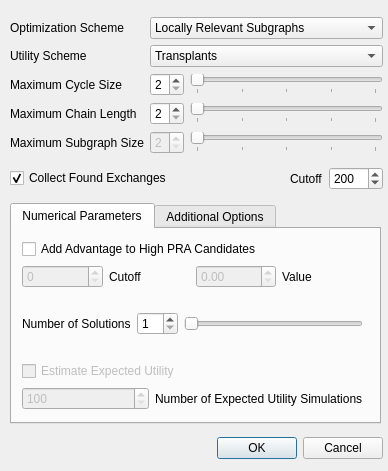
First picture: the form in KPDGUI/DialogSimParameters.ui, repository mathieubray/KPDGUI, before the edit.
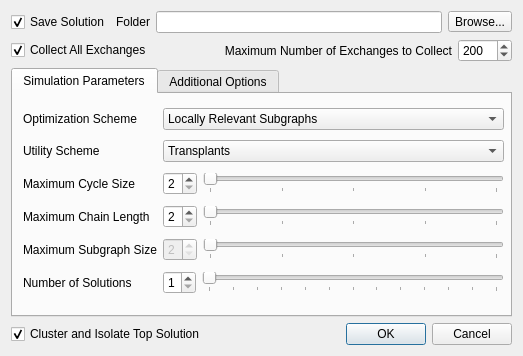
Second picture: the form after the edit.

What changed in the file:
```diff
--- a/KPDGUI/DialogSimParameters.ui
+++ b/KPDGUI/DialogSimParameters.ui
@@ -6,38 +6,158 @@
    <rect>
     <x>0</x>
     <y>0</y>
-    <width>388</width>
-    <height>471</height>
+    <width>523</width>
+    <height>356</height>
    </rect>
   </property>
   <property name="minimumSize">
    <size>
-    <width>388</width>
-    <height>471</height>
+    <width>0</width>
+    <height>0</height>
    </size>
   </property>
   <property name="maximumSize">
    <size>
-    <width>388</width>
-    <height>471</height>
+    <width>16777215</width>
+    <height>16777215</height>
    </size>
   </property>
   <property name="windowTitle">
    <string>Set Parameters</string>
   </property>
+  <layout class="QGridLayout" name="gridLayout_2">
+   <item row="0" column="0">
+    <layout class="QHBoxLayout" name="horizontalLayout_3">
+     <item>
+      <widget class="QCheckBox" name="saveSolutionCheckBox">
+       <property name="layoutDirection">
+        <enum>Qt::LeftToRight</enum>
+       </property>
+       <property name="text">
+        <string>Save Solution</string>
+       </property>
+       <property name="checked">
+        <bool>true</bool>
+       </property>
+      </widget>
+     </item>
+     <item>
+      <widget class="QLabel" name="label">
+       <property name="text">
+        <string>Folder</string>
+       </property>
+      </widget>
+     </item>
+     <item>
+      <widget class="QLineEdit" name="folderLineEdit"/>
+     </item>
+     <item>
+      <widget class="QToolButton" name="browseButton">
+       <property name="text">
+        <string>Browse...</string>
+       </property>
+      </widget>
+     </item>
+    </layout>
+   </item>
+   <item row="1" column="0">
+    <layout class="QHBoxLayout" name="horizontalLayout">
+     <item>
+      <widget class="QCheckBox" name="collectArrangementsCheckBox">
+       <property name="text">
+        <string>Collect All Exchanges</string>
+       </property>
+       <property name="checked">
+        <bool>true</bool>
+       </property>
+      </widget>
+     </item>
+     <item>
+      <spacer name="horizontalSpacer">
+       <property name="orientation">
+        <enum>Qt::Horizontal</enum>
+       </property>
+       <property name="sizeHint" stdset="0">
+        <size>
+         <width>40</width>
+         <height>20</height>
+        </size>
+       </property>
+      </spacer>
+     </item>
+     <item>
+      <widget class="QLabel" name="collectArrangementsLabel">
+       <property name="text">
+        <string>Maximum Number of Exchanges to Collect</string>
+       </property>
+       <property name="alignment">
+        <set>Qt::AlignRight|Qt::AlignTrailing|Qt::AlignVCenter</set>
+       </property>
+      </widget>
+     </item>
+     <item>
+      <widget class="QSpinBox" name="collectArrangementsSpinBox">
+       <property name="minimum">
+        <number>1</number>
+       </property>
+       <property name="maximum">
+        <number>1000</number>
+       </property>
+       <property name="singleStep">
+        <number>25</number>
+       </property>
+       <property name="value">
+        <number>200</number>
+       </property>
+      </widget>
+     </item>
+    </layout>
+   </item>
+   <item row="2" column="0">
+    <widget class="QTabWidget" name="additionalParametersTabWidget">
+     <property name="minimumSize">
+      <size>
+       <width>371</width>
+       <height>221</height>
+      </size>
+     </property>
+     <property name="maximumSize">
+      <size>
+       <width>16777215</width>
+       <height>16777215</height>
+      </size>
+     </property>
+     <property name="currentIndex">
+      <number>0</number>
+     </property>
+     <property name="usesScrollButtons">
+      <bool>false</bool>
+     </property>
+     <widget class="QWidget" name="tab">
+      <attribute name="title">
+       <string>Simulation Parameters</string>
+      </attribute>
   <widget class="QWidget" name="layoutWidget">
    <property name="geometry">
     <rect>
      <x>10</x>
      <y>10</y>
-     <width>373</width>
-     <height>457</height>
-    </rect>
-   </property>
-   <layout class="QVBoxLayout" name="verticalLayout">
-    <item>
+         <width>481</width>
+         <height>197</height>
+        </rect>
+       </property>
      <layout class="QGridLayout" name="gridLayout">
-      <item row="0" column="2">
+        <item row="0" column="0">
+         <widget class="QLabel" name="optLabel">
+          <property name="text">
+           <string>Optimization Scheme</string>
+          </property>
+          <property name="buddy">
+           <cstring>optComboBox</cstring>
+          </property>
+         </widget>
+        </item>
+        <item row="0" column="1">
        <widget class="QComboBox" name="optComboBox">
         <property name="currentIndex">
          <number>2</number>
@@ -59,160 +179,6 @@
         </item>
        </widget>
       </item>
-      <item row="0" column="0">
-       <widget class="QLabel" name="optLabel">
-        <property name="text">
-         <string>Optimization Scheme</string>
-        </property>
-        <property name="buddy">
-         <cstring>optComboBox</cstring>
-        </property>
-       </widget>
-      </item>
-      <item row="4" column="0" colspan="2">
-       <widget class="QLabel" name="componentSizeLabel">
-        <property name="text">
-         <string>Maximum Subgraph Size</string>
-        </property>
-        <property name="buddy">
-         <cstring>cycleSizeSpinBox</cstring>
-        </property>
-       </widget>
-      </item>
-      <item row="2" column="2">
-       <layout class="QHBoxLayout" name="cycleSizeLayout">
-        <item>
-         <widget class="QSpinBox" name="cycleSizeSpinBox">
-          <property name="minimum">
-           <number>2</number>
-          </property>
-          <property name="maximum">
-           <number>6</number>
-          </property>
-         </widget>
-        </item>
-        <item>
-         <widget class="QSlider" name="cycleSizeSlider">
-          <property name="minimum">
-           <number>2</number>
-          </property>
-          <property name="maximum">
-           <number>6</number>
-          </property>
-          <property name="pageStep">
-           <number>2</number>
-          </property>
-          <property name="orientation">
-           <enum>Qt::Horizontal</enum>
-          </property>
-          <property name="tickPosition">
-           <enum>QSlider::TicksBelow</enum>
-          </property>
-          <property name="tickInterval">
-           <number>1</number>
-          </property>
-         </widget>
-        </item>
-       </layout>
-      </item>
-      <item row="3" column="2">
-       <layout class="QHBoxLayout" name="chainLengthLayout">
-        <item>
-         <widget class="QSpinBox" name="chainLengthSpinBox">
-          <property name="minimum">
-           <number>2</number>
-          </property>
-          <property name="maximum">
-           <number>6</number>
-          </property>
-         </widget>
-        </item>
-        <item>
-         <widget class="QSlider" name="chainLengthSlider">
-          <property name="minimum">
-           <number>2</number>
-          </property>
-          <property name="maximum">
-           <number>6</number>
-          </property>
-          <property name="pageStep">
-           <number>2</number>
-          </property>
-          <property name="orientation">
-           <enum>Qt::Horizontal</enum>
-          </property>
-          <property name="tickPosition">
-           <enum>QSlider::TicksBelow</enum>
-          </property>
-          <property name="tickInterval">
-           <number>1</number>
-          </property>
-         </widget>
-        </item>
-       </layout>
-      </item>
-      <item row="4" column="2">
-       <layout class="QHBoxLayout" name="lrsSizeLayout">
-        <item>
-         <widget class="QSpinBox" name="lrsSizeSpinBox">
-          <property name="enabled">
-           <bool>false</bool>
-          </property>
-          <property name="minimum">
-           <number>2</number>
-          </property>
-          <property name="maximum">
-           <number>6</number>
-          </property>
-         </widget>
-        </item>
-        <item>
-         <widget class="QSlider" name="lrsSizeSlider">
-          <property name="enabled">
-           <bool>false</bool>
-          </property>
-          <property name="minimum">
-           <number>2</number>
-          </property>
-          <property name="maximum">
-           <number>6</number>
-          </property>
-          <property name="pageStep">
-           <number>2</number>
-          </property>
-          <property name="orientation">
-           <enum>Qt::Horizontal</enum>
-          </property>
-          <property name="tickPosition">
-           <enum>QSlider::TicksBelow</enum>
-          </property>
-          <property name="tickInterval">
-           <number>1</number>
-          </property>
-         </widget>
-        </item>
-       </layout>
-      </item>
-      <item row="3" column="0">
-       <widget class="QLabel" name="chainLengthLabel">
-        <property name="text">
-         <string>Maximum Chain Length</string>
-        </property>
-        <property name="buddy">
-         <cstring>cycleSizeSpinBox</cstring>
-        </property>
-       </widget>
-      </item>
-      <item row="2" column="0">
-       <widget class="QLabel" name="cycleSizeLabel">
-        <property name="text">
-         <string>Maximum Cycle Size</string>
-        </property>
-        <property name="buddy">
-         <cstring>cycleSizeSpinBox</cstring>
-        </property>
-       </widget>
-      </item>
       <item row="1" column="0">
        <widget class="QLabel" name="utilLabel">
         <property name="text">
@@ -223,7 +189,7 @@
         </property>
        </widget>
       </item>
-      <item row="1" column="2">
+        <item row="1" column="1">
        <widget class="QComboBox" name="utilComboBox">
         <item>
          <property name="text">
@@ -252,92 +218,224 @@
         </item>
        </widget>
       </item>
-     </layout>
-    </item>
+        <item row="2" column="0">
+         <widget class="QLabel" name="cycleSizeLabel">
+          <property name="text">
+           <string>Maximum Cycle Size</string>
+          </property>
+          <property name="buddy">
+           <cstring>cycleSizeSpinBox</cstring>
+          </property>
+         </widget>
+        </item>
+        <item row="2" column="1">
+         <layout class="QHBoxLayout" name="cycleSizeLayout">
     <item>
-     <layout class="QHBoxLayout" name="horizontalLayout">
+           <widget class="QSpinBox" name="cycleSizeSpinBox">
+            <property name="minimum">
+             <number>2</number>
+            </property>
+            <property name="maximum">
+             <number>6</number>
+            </property>
+           </widget>
+          </item>
       <item>
-       <widget class="QCheckBox" name="collectArrangementsCheckBox">
+           <widget class="QSlider" name="cycleSizeSlider">
+            <property name="minimum">
+             <number>2</number>
+            </property>
+            <property name="maximum">
+             <number>6</number>
+            </property>
+            <property name="pageStep">
+             <number>2</number>
+            </property>
+            <property name="orientation">
+             <enum>Qt::Horizontal</enum>
+            </property>
+            <property name="tickPosition">
+             <enum>QSlider::TicksBelow</enum>
+            </property>
+            <property name="tickInterval">
+             <number>1</number>
+            </property>
+           </widget>
+          </item>
+         </layout>
+        </item>
+        <item row="3" column="0">
+         <widget class="QLabel" name="chainLengthLabel">
         <property name="text">
-         <string>Collect Found Exchanges</string>
-        </property>
-        <property name="checked">
-         <bool>true</bool>
+           <string>Maximum Chain Length</string>
+          </property>
+          <property name="buddy">
+           <cstring>cycleSizeSpinBox</cstring>
         </property>
        </widget>
       </item>
+        <item row="3" column="1">
+         <layout class="QHBoxLayout" name="chainLengthLayout">
       <item>
-       <spacer name="horizontalSpacer">
+           <widget class="QSpinBox" name="chainLengthSpinBox">
+            <property name="minimum">
+             <number>2</number>
+            </property>
+            <property name="maximum">
+             <number>6</number>
+            </property>
+           </widget>
+          </item>
+          <item>
+           <widget class="QSlider" name="chainLengthSlider">
+            <property name="minimum">
+             <number>2</number>
+            </property>
+            <property name="maximum">
+             <number>6</number>
+            </property>
+            <property name="pageStep">
+             <number>2</number>
+            </property>
         <property name="orientation">
          <enum>Qt::Horizontal</enum>
         </property>
-        <property name="sizeHint" stdset="0">
-         <size>
-          <width>40</width>
-          <height>20</height>
-         </size>
-        </property>
-       </spacer>
-      </item>
-      <item>
-       <widget class="QLabel" name="collectArrangementsLabel">
+            <property name="tickPosition">
+             <enum>QSlider::TicksBelow</enum>
+            </property>
+            <property name="tickInterval">
+             <number>1</number>
+            </property>
+           </widget>
+          </item>
+         </layout>
+        </item>
+        <item row="4" column="0">
+         <widget class="QLabel" name="componentSizeLabel">
         <property name="text">
-         <string>Cutoff</string>
-        </property>
-       </widget>
-      </item>
+           <string>Maximum Subgraph Size</string>
+          </property>
+          <property name="buddy">
+           <cstring>cycleSizeSpinBox</cstring>
+          </property>
+         </widget>
+        </item>
+        <item row="4" column="1">
+         <layout class="QHBoxLayout" name="lrsSizeLayout">
       <item>
-       <widget class="QSpinBox" name="collectArrangementsSpinBox">
+           <widget class="QSpinBox" name="lrsSizeSpinBox">
+            <property name="enabled">
+             <bool>false</bool>
+            </property>
         <property name="minimum">
-         <number>1</number>
+             <number>2</number>
         </property>
         <property name="maximum">
-         <number>1000</number>
-        </property>
-        <property name="singleStep">
-         <number>25</number>
-        </property>
-        <property name="value">
-         <number>200</number>
-        </property>
+             <number>6</number>
+            </property>
+           </widget>
+          </item>
+          <item>
+           <widget class="QSlider" name="lrsSizeSlider">
+            <property name="enabled">
+             <bool>false</bool>
+            </property>
+            <property name="minimum">
+             <number>2</number>
+            </property>
+            <property name="maximum">
+             <number>6</number>
+            </property>
+            <property name="pageStep">
+             <number>2</number>
+            </property>
+            <property name="orientation">
+             <enum>Qt::Horizontal</enum>
+            </property>
+            <property name="tickPosition">
+             <enum>QSlider::TicksBelow</enum>
+            </property>
+            <property name="tickInterval">
+             <number>1</number>
+            </property>
        </widget>
       </item>
      </layout>
     </item>
-    <item>
-     <widget class="QTabWidget" name="additionalParametersTabWidget">
-      <property name="minimumSize">
-       <size>
-        <width>371</width>
-        <height>221</height>
-       </size>
-      </property>
+        <item row="5" column="0">
+         <widget class="QLabel" name="solutionsLabel">
+          <property name="text">
+           <string>Number of Solutions</string>
+          </property>
+          <property name="buddy">
+           <cstring>solutionsSpinBox</cstring>
+          </property>
+         </widget>
+        </item>
+        <item row="5" column="1">
+         <layout class="QHBoxLayout" name="horizontalLayout_2">
+          <item>
+           <widget class="QSpinBox" name="solutionsSpinBox">
       <property name="maximumSize">
        <size>
-        <width>371</width>
-        <height>221</height>
-       </size>
-      </property>
-      <property name="currentIndex">
-       <number>0</number>
-      </property>
-      <property name="usesScrollButtons">
-       <bool>false</bool>
-      </property>
-      <widget class="QWidget" name="numericalParametersTab">
+              <width>33</width>
+              <height>16777215</height>
+             </size>
+            </property>
+            <property name="minimum">
+             <number>1</number>
+            </property>
+            <property name="maximum">
+             <number>25</number>
+            </property>
+            <property name="value">
+             <number>1</number>
+            </property>
+           </widget>
+          </item>
+          <item>
+           <widget class="QSlider" name="solutionsSlider">
+            <property name="minimum">
+             <number>1</number>
+            </property>
+            <property name="maximum">
+             <number>25</number>
+            </property>
+            <property name="pageStep">
+             <number>2</number>
+            </property>
+            <property name="value">
+             <number>1</number>
+            </property>
+            <property name="orientation">
+             <enum>Qt::Horizontal</enum>
+            </property>
+            <property name="tickPosition">
+             <enum>QSlider::TicksBelow</enum>
+            </property>
+           </widget>
+          </item>
+         </layout>
+        </item>
+       </layout>
+      </widget>
+     </widget>
+     <widget class="QWidget" name="additionalOptionsTab">
        <attribute name="title">
-        <string>Numerical Parameters</string>
+       <string>Additional Options</string>
        </attribute>
        <widget class="QWidget" name="layoutWidget">
         <property name="geometry">
          <rect>
           <x>10</x>
           <y>10</y>
-          <width>341</width>
-          <height>171</height>
-         </rect>
-        </property>
-        <layout class="QVBoxLayout" name="numericalParametersLayout">
+         <width>510</width>
+         <height>191</height>
+        </rect>
+       </property>
+       <layout class="QHBoxLayout" name="horizontalLayout_5">
+        <item>
+         <layout class="QVBoxLayout" name="verticalLayout">
          <item>
           <widget class="QCheckBox" name="praCheckBox">
            <property name="text">
@@ -346,8 +444,8 @@
           </widget>
          </item>
          <item>
-          <layout class="QHBoxLayout" name="praLayout">
-           <item>
+           <layout class="QGridLayout" name="gridLayout_3">
+            <item row="0" column="0">
             <widget class="QSpinBox" name="praCutoffSpinBox">
              <property name="enabled">
               <bool>false</bool>
@@ -360,14 +458,14 @@
              </property>
             </widget>
            </item>
-           <item>
+            <item row="0" column="1">
             <widget class="QLabel" name="praCutoffLabel">
              <property name="text">
-              <string>Cutoff</string>
+               <string>PRA Cutoff</string>
              </property>
             </widget>
            </item>
-           <item>
+            <item row="1" column="0">
             <widget class="QDoubleSpinBox" name="praAdvantageSpinBox">
              <property name="enabled">
               <bool>false</bool>
@@ -377,87 +475,15 @@
              </property>
             </widget>
            </item>
-           <item>
+            <item row="1" column="1">
             <widget class="QLabel" name="praAdvantageLabel">
              <property name="text">
-              <string>Value</string>
+               <string>Advantage</string>
              </property>
             </widget>
            </item>
           </layout>
          </item>
-         <item>
-          <spacer name="spacer1">
-           <property name="orientation">
-            <enum>Qt::Vertical</enum>
-           </property>
-           <property name="sizeHint" stdset="0">
-            <size>
-             <width>18</width>
-             <height>18</height>
-            </size>
-           </property>
-          </spacer>
-         </item>
-         <item>
-          <layout class="QHBoxLayout" name="solutionsLayout">
-           <item>
-            <widget class="QLabel" name="solutionsLabel">
-             <property name="text">
-              <string>Number of Solutions</string>
-             </property>
-             <property name="buddy">
-              <cstring>solutionsSpinBox</cstring>
-             </property>
-            </widget>
-           </item>
-           <item>
-            <widget class="QSpinBox" name="solutionsSpinBox">
-             <property name="minimum">
-              <number>1</number>
-             </property>
-             <property name="maximum">
-              <number>25</number>
-             </property>
-             <property name="value">
-              <number>1</number>
-             </property>
-            </widget>
-           </item>
-           <item>
-            <widget class="QSlider" name="solutionsSlider">
-             <property name="minimum">
-              <number>1</number>
-             </property>
-             <property name="maximum">
-              <number>25</number>
-             </property>
-             <property name="pageStep">
-              <number>2</number>
-             </property>
-             <property name="value">
-              <number>1</number>
-             </property>
-             <property name="orientation">
-              <enum>Qt::Horizontal</enum>
-             </property>
-            </widget>
-           </item>
-          </layout>
-         </item>
-         <item>
-          <spacer name="spacer2">
-           <property name="orientation">
-            <enum>Qt::Vertical</enum>
-           </property>
-           <property name="sizeHint" stdset="0">
-            <size>
-             <width>20</width>
-             <height>20</height>
-            </size>
-           </property>
-          </spacer>
-         </item>
          <item>
           <widget class="QCheckBox" name="estimateEUCheckBox">
            <property name="enabled">
@@ -469,7 +495,7 @@
           </widget>
          </item>
          <item>
-          <layout class="QHBoxLayout" name="estimateEULayout">
+           <layout class="QHBoxLayout" name="horizontalLayout_4">
            <item>
             <widget class="QSpinBox" name="numberOfEUSimSpinBox">
              <property name="enabled">
@@ -486,28 +512,28 @@
            <item>
             <widget class="QLabel" name="numberOfEUSimLabel">
              <property name="text">
-              <string>Number of Expected Utility Simulations</string>
+               <string>Estimation Iterations</string>
              </property>
             </widget>
            </item>
           </layout>
          </item>
-        </layout>
-       </widget>
-      </widget>
-      <widget class="QWidget" name="additionalOptionsTab">
-       <attribute name="title">
-        <string>Additional Options</string>
-       </attribute>
-       <widget class="QWidget" name="layoutWidget">
-        <property name="geometry">
-         <rect>
-          <x>10</x>
-          <y>10</y>
-          <width>311</width>
-          <height>130</height>
-         </rect>
-        </property>
+          <item>
+           <spacer name="verticalSpacer">
+            <property name="orientation">
+             <enum>Qt::Vertical</enum>
+            </property>
+            <property name="sizeHint" stdset="0">
+             <size>
+              <width>20</width>
+              <height>40</height>
+             </size>
+            </property>
+           </spacer>
+          </item>
+         </layout>
+        </item>
+        <item>
         <layout class="QVBoxLayout" name="additionalOptionsLayout">
          <item>
           <widget class="QCheckBox" name="reserveOtoOBox">
@@ -545,8 +571,22 @@
           </widget>
          </item>
         </layout>
-       </widget>
-      </widget>
+        </item>
+       </layout>
+      </widget>
+     </widget>
+    </widget>
+   </item>
+   <item row="3" column="0">
+    <layout class="QHBoxLayout" name="horizontalLayout_6">
+     <item>
+      <widget class="QCheckBox" name="highlightTopSolutionCheckBox">
+       <property name="text">
+        <string>Cluster and Isolate Top Solution</string>
+       </property>
+       <property name="checked">
+        <bool>true</bool>
+       </property>
      </widget>
     </item>
     <item>
@@ -560,7 +600,8 @@
      </widget>
     </item>
    </layout>
-  </widget>
+   </item>
+  </layout>
  </widget>
  <tabstops>
   <tabstop>cycleSizeSpinBox</tabstop>
```
Left out of the diff: 198 changed lines with no effect on the pictures. Lines whose indentation alone changed are shown as unchanged.
